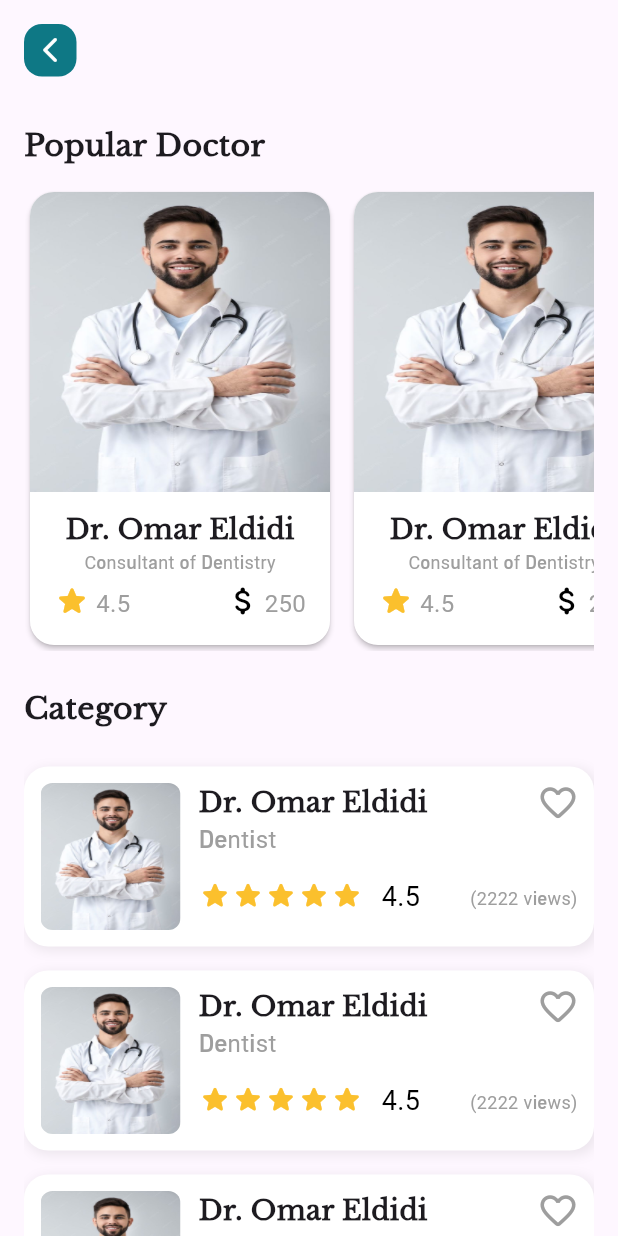
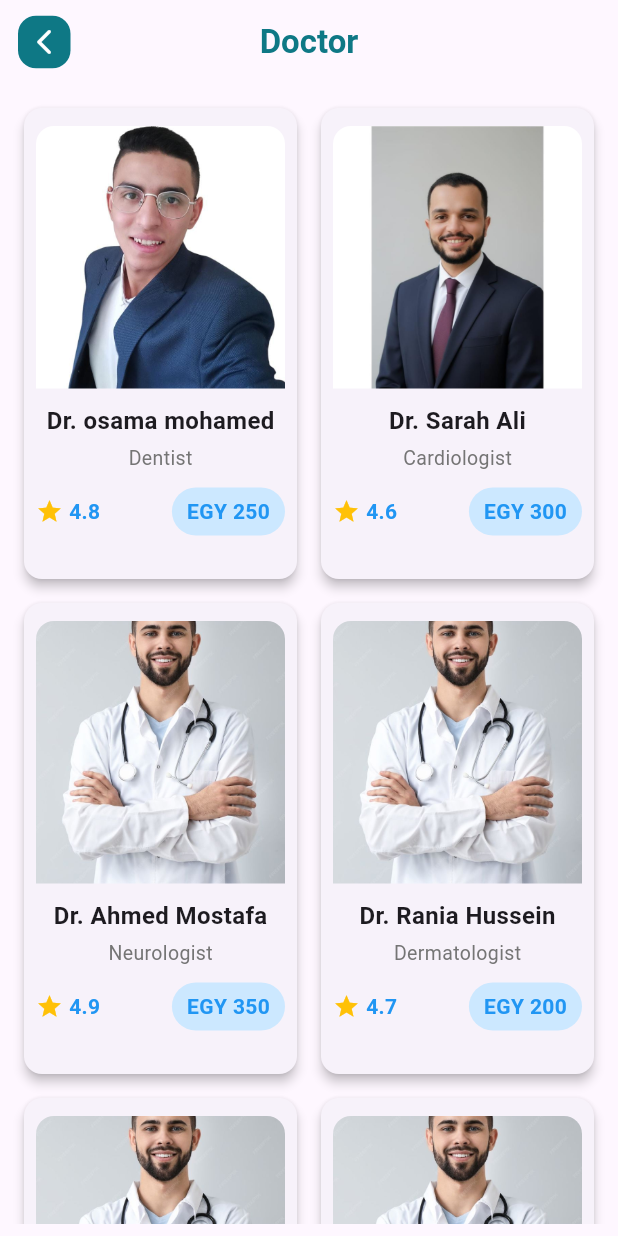
Before and after one commit to MElwakel/MedCare, a Flutter app: the DoctorsView screen opened by its route, on a phone screen of 412 x 824 dp. Run offline on Flutter 3.47's test engine with Material 3 defaults, Android fonts, the phone set to English and light mode, and no system bars; our stand-ins replace font_awesome_flutter, go_router, pin_code_fields, readmore.

Commit message:
update doctor page design

```diff
--- /dev/null
+++ b/devtools_options.yaml
@@ -0,0 +1,3 @@
+description: This file stores settings for Dart & Flutter DevTools.
+documentation: https://docs.flutter.dev/tools/devtools/extensions#configure-extension-enablement-states
+extensions:
--- /dev/null
+++ b/lib/features/doctors/domain/entity/doctor_entity.dart
@@ -0,0 +1,15 @@
+class DoctorEntity {
+
+  final impath;
+  final String name_doctor;
+  final String specialty;
+  final String Rate;
+  final String price;
+
+  const DoctorEntity({
+    required this.impath
+    , required this.name_doctor
+    , required this.specialty
+    , required this.Rate
+    , required this.price});
+}
--- a/lib/features/doctors/presentation/views/doctors_view.dart
+++ b/lib/features/doctors/presentation/views/doctors_view.dart
@@ -1,4 +1,5 @@
 import 'package:flutter/material.dart';
+import 'package:medcare/core/helpers/build_custom_app_bar.dart';
 import 'package:medcare/features/doctors/presentation/views/widgets/doctors_view_body.dart';
 
 class DoctorsView extends StatelessWidget {
@@ -9,6 +10,7 @@ class DoctorsView extends StatelessWidget {
   @override
   Widget build(BuildContext context) {
     return Scaffold(
+      appBar: buildCustomAppBar(title: "Doctor"),
       body: SafeArea(child: DoctorsViewBody()),
     );
   }
--- a/lib/features/doctors/presentation/views/widgets/category_doctor_sliver_list.dart
+++ b/lib/features/doctors/presentation/views/widgets/category_doctor_sliver_list.dart
@@ -1,5 +1,6 @@
 import 'package:flutter/material.dart';
 import 'package:medcare/features/doctors/presentation/views/doctor_details_view.dart';
+import 'package:medcare/features/doctors/presentation/views/widgets/test.dart';
 
 
 import 'category_doctor_item.dart';
--- /dev/null
+++ b/lib/features/doctors/presentation/views/widgets/doctor_card_body.dart
@@ -0,0 +1,118 @@
+import 'package:flutter/material.dart';
+
+class DoctorCard extends StatelessWidget {
+  final String impath;
+  final String name_doctor;
+  final String specialty;
+  final String rate;
+  final String price;
+  final VoidCallback? onTap;
+
+  const DoctorCard({
+    super.key,
+    required this.impath,
+    required this.name_doctor,
+    required this.specialty,
+    required this.rate,
+    required this.price,
+    this.onTap,
+  });
+
+  @override
+  Widget build(BuildContext context) {
+    return InkWell(
+      onTap: onTap,
+      child: Card(
+        shape: RoundedRectangleBorder(borderRadius: BorderRadius.circular(12)),
+        elevation: 3,
+        margin: const EdgeInsets.all(8),
+        child: Padding(
+          padding: const EdgeInsets.symmetric(vertical: 12, horizontal: 8),
+          child: Column(
+            mainAxisAlignment: MainAxisAlignment.start,
+            children: [
+              ClipRRect(
+              borderRadius:
+              const BorderRadius.vertical(top: Radius.circular(12)),
+              child: Image.asset(
+                impath,
+                height: 175,
+                width: double.infinity,
+                fit: BoxFit.cover,
+              ),
+            ),
+
+              const SizedBox(height: 10),
+
+
+              Text(
+                name_doctor,
+                maxLines: 1,
+                overflow: TextOverflow.ellipsis,
+                style: const TextStyle(
+                  fontSize: 16,
+                  fontWeight: FontWeight.bold,
+                ),
+              ),
+
+              const SizedBox(height: 4),
+
+
+              Text(
+                specialty,
+                maxLines: 1,
+                overflow: TextOverflow.ellipsis,
+                style: TextStyle(
+                  fontSize: 13,
+                  color: Colors.grey[600],
+                ),
+              ),
+
+              const SizedBox(height: 10),
+
+              Row(
+                mainAxisAlignment: MainAxisAlignment.spaceBetween,
+                children: [
+                  Row(
+                    children: [
+                      const Icon(
+                        Icons.star,
+                        color: Colors.amber,
+                        size: 18,
+                      ),
+                      const SizedBox(width: 4),
+                      Text(
+                        rate,
+                        style: const TextStyle(
+                          color: Colors.blue,
+                          fontWeight: FontWeight.bold,
+                        ),
+                      ),
+                    ],
+                  ),
+                  Container(
+                    decoration: BoxDecoration(
+                      borderRadius: BorderRadius.circular(20),
+                      color: const Color.fromARGB(255, 204, 232, 255),
+                    ),
+                    padding: const EdgeInsets.symmetric(
+                      horizontal: 10,
+                      vertical: 6,
+                    ),
+                    child: Text(
+                      price,
+                      style: const TextStyle(
+                        color: Colors.blue,
+                        fontWeight: FontWeight.w600,
+                      ),
+                    ),
+                  ),
+                ],
+              ),
+            ],
+          ),
+        ),
+      ),
+    );
+  }
+}
--- a/lib/features/doctors/presentation/views/widgets/doctors_view_body.dart
+++ b/lib/features/doctors/presentation/views/widgets/doctors_view_body.dart
@@ -1,64 +1,111 @@
 import 'package:flutter/material.dart';
-import 'package:medcare/features/doctors/presentation/views/widgets/popuar_doctor_list_view.dart';
-import '../../../../../core/widgets/back_icon_widget.dart';
-import 'category_doctor_sliver_list.dart';
+import 'package:medcare/features/doctors/domain/entity/doctor_entity.dart';
+import 'package:medcare/features/doctors/presentation/views/doctor_details_view.dart';
+
+import 'package:medcare/features/doctors/presentation/views/widgets/doctor_card_body.dart';
+
 
 class DoctorsViewBody extends StatelessWidget {
   const DoctorsViewBody({super.key});
 
   @override
   Widget build(BuildContext context) {
+
+    final doctors = [
+  const DoctorEntity(
+    impath: "assets/images/osama mohamed.jpg",
+    name_doctor: "Dr. osama mohamed",
+    specialty: "Dentist",
+    Rate: "4.8",
+    price: "EGY 250",
+  ),
+  const DoctorEntity(
+    impath: "assets/images/p3.jpg",
+    name_doctor: "Dr. Sarah Ali",
+    specialty: "Cardiologist",
+    Rate: "4.6",
+    price: "EGY 300",
+  ),
+  const DoctorEntity(
+    impath: "assets/images/doctor_image_test.jpeg",
+    name_doctor: "Dr. Ahmed Mostafa",
+    specialty: "Neurologist",
+    Rate: "4.9",
+    price: "EGY 350",
+  ),
+  const DoctorEntity(
+    impath: "assets/images/doctor_image_test.jpeg",
+    name_doctor: "Dr. Rania Hussein",
+    specialty: "Dermatologist",
+    Rate: "4.7",
+    price: "EGY 200",
+  ),
+  const DoctorEntity(
+    impath: "assets/images/doctor_image_test.jpeg",
+    name_doctor: "Dr. Mahmoud Youssef",
+    specialty: "Orthopedic Surgeon",
+    Rate: "4.5",
+    price: "EGY 400",
+  ),
+  const DoctorEntity(
+    impath: "assets/images/doctor_image_test.jpeg",
+    name_doctor: "Dr. Mona Khaled",
+    specialty: "Pediatrician",
+    Rate: "4.9",
+    price: "EGY 270",
+  ),
+  const DoctorEntity(
+    impath: "assets/images/doctor_image_test.jpeg",
+    name_doctor: "Dr. Islam Elsharkawy",
+    specialty: "Psychiatrist",
+    Rate: "4.8",
+    price: "EGY 320",
+  ),
+  const DoctorEntity(
+    impath: "assets/images/doctor_image_test.jpeg",
+    name_doctor: "Dr. Hala Samir",
+    specialty: "Ophthalmologist",
+    Rate: "4.7",
+    price: "EGY 280",
+  ),
+  const DoctorEntity(
+    impath: "assets/images/doctor_image_test.jpeg",
+    name_doctor: "Dr. Karim Tarek",
+    specialty: "ENT Specialist",
+    Rate: "4.6",
+    price: "EGY 230",
+  ),
+];
+
     return Padding(
-      padding: const EdgeInsets.symmetric(horizontal: 16.0),
-      child: CustomScrollView(
-        slivers: const [
-          SliverToBoxAdapter(
-            child: Column(
-              children: [
-                SizedBox(height: 16),
-                Row(
-                  mainAxisAlignment: MainAxisAlignment.start,
-                  children: [
-                    BackIconWidget(),
-                  ],
-                ),
-                SizedBox(height: 32),
-                Row(
-                  mainAxisAlignment: MainAxisAlignment.start,
-                  children: [
-                    Text(
-                      "Popular Doctor",
-                      style: TextStyle(
-                        fontSize: 20,
-                        fontWeight: FontWeight.bold,
-                        fontFamily: 'LibreBaskerville',
-                      ),
-                    ),
-                  ],
-                ),
-                SizedBox(height: 12),
-                SizedBox(height: 310, child: PopularDoctorListView()),
-                SizedBox(height: 24),
-                Row(
-                  mainAxisAlignment: MainAxisAlignment.start,
-                  children: [
-                    Text(
-                      "Category",
-                      style: TextStyle(
-                        fontSize: 20,
-                        fontWeight: FontWeight.bold,
-                        fontFamily: 'LibreBaskerville',
-                      ),
-                    ),
-                  ],
-                ),
-                SizedBox(height: 24),
-              ],
-            ),
+      padding: const EdgeInsets.all(8.0),
+      child: GridView.builder(
+  itemCount: doctors.length,
+  gridDelegate: const SliverGridDelegateWithFixedCrossAxisCount(
+    crossAxisCount: 2,
+    childAspectRatio: 0.6,
+  ),
+  itemBuilder: (context, index) {
+    final doctor = doctors[index];
+    return DoctorCard(
+      impath: doctor.impath,
+      name_doctor: doctor.name_doctor,
+      specialty: doctor.specialty,
+      rate: doctor.Rate,
+      price: doctor.price,
+      onTap: () {
+        Navigator.push(
+          context,
+          MaterialPageRoute(
+            builder: (context) => DoctorDetials(),
           ),
-          CategoryDoctorSliverList(),
-        ],
-      ),
+        );
+      },
     );
+  },
+),
+
+    );
+
   }
 }
--- a/lib/features/doctors/presentation/views/widgets/popuar_doctor_list_view.dart
+++ b/lib/features/doctors/presentation/views/widgets/popuar_doctor_list_view.dart
@@ -9,7 +9,7 @@ class PopularDoctorListView extends StatelessWidget {
   @override
   Widget build(BuildContext context) {
     return ListView.builder(
-      scrollDirection: Axis.horizontal,
+      scrollDirection: Axis.vertical,
       itemBuilder: (context, index) {
         return GestureDetector(onTap: () {
           Navigator.push(context, MaterialPageRoute(builder: (context)=>DoctorDetials()));
```
